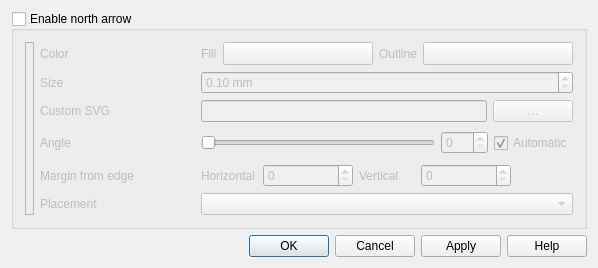
Qt form src/ui/qgsdecorationnortharrowdialog.ui (qgis/QGIS) before a commit.
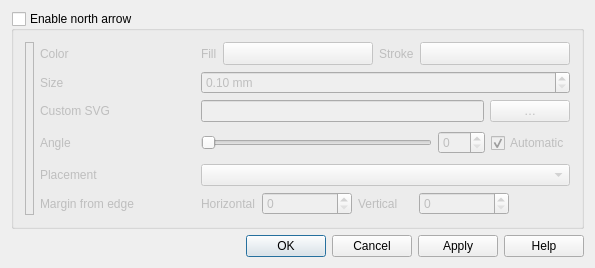
The same form after that commit. Icons and pictures are not drawn. Custom widgets are drawn as their Qt base class.

Commit message: Reorder widgets and replace outline label

What changed in the file:
```diff
--- a/src/ui/qgsdecorationnortharrowdialog.ui
+++ b/src/ui/qgsdecorationnortharrowdialog.ui
@@ -134,7 +134,7 @@
         <item>
          <widget class="QLabel" name="outlineLabel">
           <property name="text">
-           <string>Outline</string>
+           <string>Stroke</string>
           </property>
          </widget>
         </item>
@@ -159,7 +159,7 @@
         </item>
        </layout>
       </item>
-      <item row="4" column="2" colspan="3">
+      <item row="5" column="2" colspan="3">
        <layout class="QHBoxLayout" name="horizontalLayout">
         <item>
          <widget class="QLabel" name="labelHorizontal">
@@ -250,7 +250,7 @@
         </property>
        </widget>
       </item>
-      <item row="5" column="1">
+      <item row="4" column="1">
        <widget class="QLabel" name="placementLabel">
         <property name="text">
          <string>Placement</string>
@@ -260,7 +260,7 @@
         </property>
        </widget>
       </item>
-      <item row="4" column="1">
+      <item row="5" column="1">
        <widget class="QLabel" name="lblMargin">
         <property name="minimumSize">
          <size>
@@ -273,7 +273,7 @@
         </property>
        </widget>
       </item>
-      <item row="5" column="2" colspan="3">
+      <item row="4" column="2" colspan="3">
        <widget class="QComboBox" name="cboPlacement">
         <property name="toolTip">
          <string>Placement on screen</string>
```
Left out of the diff: 2 changed lines with no effect on the pictures.
